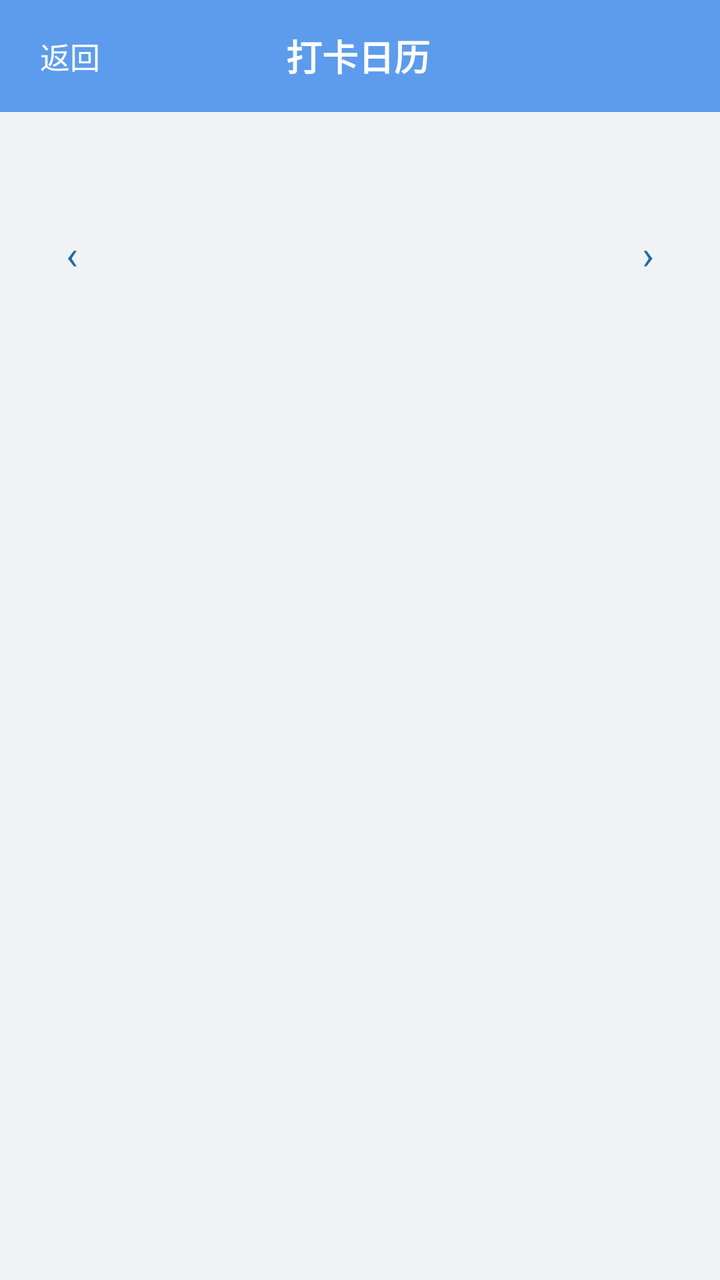
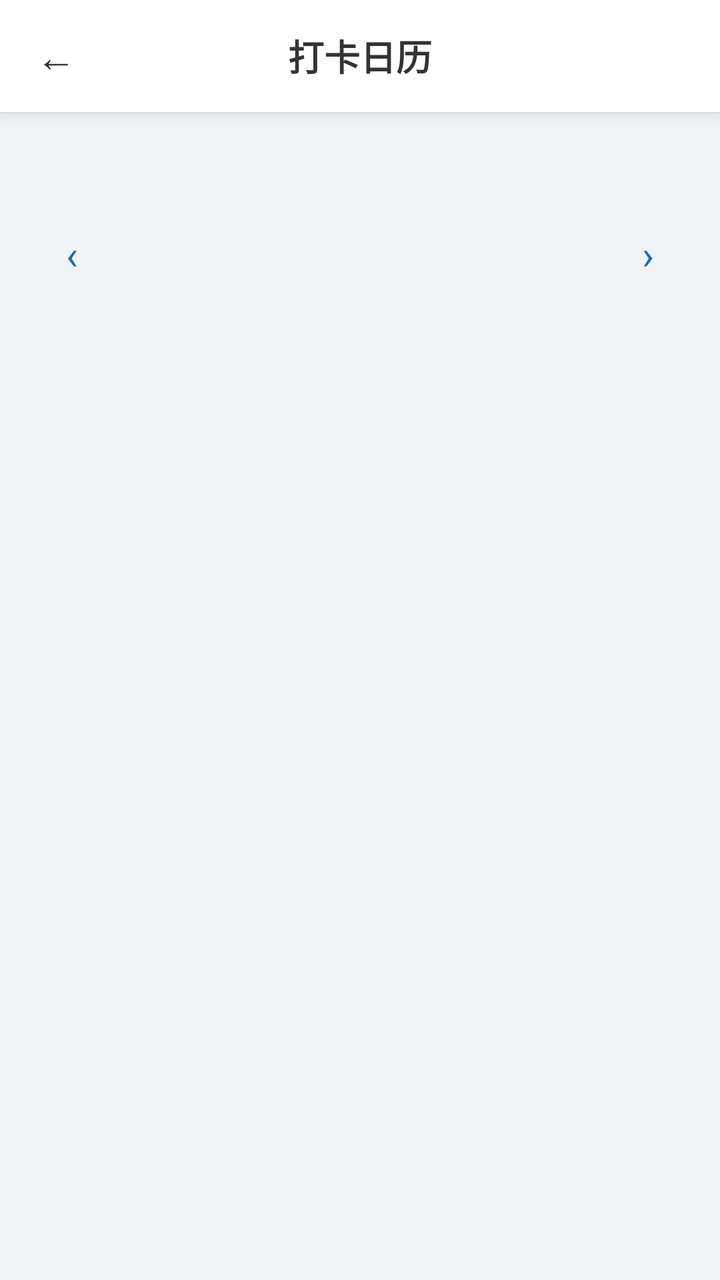

The first picture is an Android layout as it rendered before a commit; the second is the same layout after the commit. The layout source and the unified diff follow.
<!-- AndroidManifest.xml: application theme Theme.Demo -->
<!-- res/layout/activity_checkin_calendar.xml -->
<?xml version="1.0" encoding="utf-8"?>
<LinearLayout xmlns:android="http://schemas.android.com/apk/res/android"
    android:layout_width="match_parent"
    android:layout_height="match_parent"
    android:orientation="vertical"
    android:background="@color/home_bg">

    <LinearLayout
        android:layout_width="match_parent"
        android:layout_height="56dp"
        android:orientation="horizontal"
        android:gravity="center_vertical"
        android:background="@color/home_primary"
        android:paddingLeft="8dp"
        android:paddingRight="8dp">

        <TextView
            android:id="@+id/btn_checkin_back"
            android:layout_width="wrap_content"
            android:layout_height="match_parent"
            android:gravity="center"
            android:paddingLeft="12dp"
            android:paddingRight="12dp"
            android:text="返回"
            android:textColor="#FFFFFF"
            android:textSize="15sp" />

        <TextView
            android:layout_width="0dp"
            android:layout_height="wrap_content"
            android:layout_weight="1"
            android:gravity="center"
            android:text="打卡日历"
            android:textColor="#FFFFFF"
            android:textSize="18sp"
            android:textStyle="bold" />

        <View
            android:layout_width="56dp"
            android:layout_height="1dp" />
    </LinearLayout>

    <ScrollView
        android:layout_width="match_parent"
        android:layout_height="0dp"
        android:layout_weight="1"
        android:fillViewport="true">

        <LinearLayout
            android:layout_width="match_parent"
            android:layout_height="wrap_content"
            android:orientation="vertical"
            android:padding="16dp"
            android:paddingBottom="24dp">

            <TextView
                android:id="@+id/tv_checkin_summary"
                android:layout_width="match_parent"
                android:layout_height="wrap_content"
                android:textSize="14sp"
                android:textColor="@color/home_text_primary"
                android:textStyle="bold" />

            <TextView
                android:id="@+id/tv_checkin_banner"
                android:layout_width="match_parent"
                android:layout_height="wrap_content"
                android:visibility="gone"
                android:textSize="12sp"
                android:textColor="@color/detail_warn"
                android:layout_marginTop="6dp" />

            <LinearLayout
                android:layout_width="match_parent"
                android:layout_height="wrap_content"
                android:orientation="horizontal"
                android:gravity="center_vertical"
                android:layout_marginTop="16dp">

                <TextView
                    android:id="@+id/btn_prev_month"
                    android:layout_width="40dp"
                    android:layout_height="40dp"
                    android:gravity="center"
                    android:clickable="true"
                    android:focusable="true"
                    android:foreground="?attr/selectableItemBackground"
                    android:text="‹"
                    android:textSize="20sp"
                    android:textColor="@color/detail_primary" />

                <TextView
                    android:id="@+id/tv_month_title"
                    android:layout_width="0dp"
                    android:layout_height="wrap_content"
                    android:layout_weight="1"
                    android:gravity="center"
                    android:textSize="16sp"
                    android:textStyle="bold"
                    android:textColor="@color/home_text_primary" />

                <TextView
                    android:id="@+id/btn_next_month"
                    android:layout_width="40dp"
                    android:layout_height="40dp"
                    android:gravity="center"
                    android:clickable="true"
                    android:focusable="true"
                    android:foreground="?attr/selectableItemBackground"
                    android:text="›"
                    android:textSize="20sp"
                    android:textColor="@color/detail_primary" />
            </LinearLayout>

            <LinearLayout
                android:id="@+id/weekday_header"
                android:layout_width="match_parent"
                android:layout_height="wrap_content"
                android:orientation="horizontal"
                android:layout_marginTop="8dp" />

            <LinearLayout
                android:id="@+id/calendar_grid"
                android:layout_width="match_parent"
                android:layout_height="wrap_content"
                android:orientation="vertical" />

        </LinearLayout>
    </ScrollView>

</LinearLayout>
<!-- resources referenced by this layout -->
<resources>
  <color name="detail_primary">#1F6AA5</color>
  <color name="detail_warn">#FF9800</color>
  <color name="home_bg">#F0F2F5</color>
  <color name="home_primary">#5D9CEC</color>
  <color name="home_text_primary">#333333</color>
  <style name="Theme.Demo" parent="Base.Theme.Demo" />
  <style name="Base.Theme.Demo" parent="Theme.Material3.DayNight.NoActionBar">
          
          <item name="android:statusBarColor">@color/home_bg</item>
          <item name="android:windowLightStatusBar">true</item>
          <item name="android:navigationBarColor">@color/home_bg</item>
          <item name="android:windowLightNavigationBar" tools:targetApi="o_mr1">true</item>
          <item name="android:enforceNavigationBarContrast" tools:targetApi="q">false</item>
      </style>
</resources>

<!-- the commit's change to res/layout/activity_checkin_calendar.xml (unified diff, before → after) -->
@@ -5,35 +5,15 @@
     android:orientation="vertical"
     android:background="@color/home_bg">
 
-    <LinearLayout
-        android:layout_width="match_parent"
-        android:layout_height="56dp"
-        android:orientation="horizontal"
-        android:gravity="center_vertical"
-        android:background="@color/home_primary"
-        android:paddingLeft="8dp"
-        android:paddingRight="8dp">
+    <LinearLayout style="@style/TopBar">
 
         <TextView
             android:id="@+id/btn_checkin_back"
-            android:layout_width="wrap_content"
-            android:layout_height="match_parent"
-            android:gravity="center"
-            android:paddingLeft="12dp"
-            android:paddingRight="12dp"
-            android:text="返回"
-            android:textColor="#FFFFFF"
-            android:textSize="15sp" />
+            style="@style/TopBarBack" />
 
         <TextView
-            android:layout_width="0dp"
-            android:layout_height="wrap_content"
-            android:layout_weight="1"
-            android:gravity="center"
-            android:text="打卡日历"
-            android:textColor="#FFFFFF"
-            android:textSize="18sp"
-            android:textStyle="bold" />
+            style="@style/TopBarTitle"
+            android:text="打卡日历" />
 
         <View
             android:layout_width="56dp"
<!-- resource entries referenced after the edit -->
@@ -2,10 +2,37 @@
 <resources>
   <color name="detail_primary">#1F6AA5</color>
   <color name="detail_warn">#FF9800</color>
-  <color name="home_bg">#F0F2F5</color>
-  <color name="home_primary">#5D9CEC</color>
+  <color name="home_bg">@color/page_bg</color>
   <color name="home_text_primary">#333333</color>
+  <style name="TopBar">
+          <item name="android:layout_width">match_parent</item>
+          <item name="android:layout_height">56dp</item>
+          <item name="android:orientation">horizontal</item>
+          <item name="android:gravity">center_vertical</item>
+          <item name="android:background">@color/home_card</item>
+          <item name="android:elevation">4dp</item>
+      </style>
+  <style name="TopBarBack">
+          <item name="android:layout_width">56dp</item>
+          <item name="android:layout_height">match_parent</item>
+          <item name="android:gravity">center</item>
+          <item name="android:text">←</item>
+          <item name="android:textSize">20sp</item>
+          <item name="android:textColor">@color/home_text_primary</item>
+          <item name="android:background">?attr/selectableItemBackgroundBorderless</item>
+      </style>
+  <style name="TopBarTitle">
+          <item name="android:layout_width">0dp</item>
+          <item name="android:layout_height">wrap_content</item>
+          <item name="android:layout_weight">1</item>
+          <item name="android:gravity">center</item>
+          <item name="android:textSize">18sp</item>
+          <item name="android:textStyle">bold</item>
+          <item name="android:textColor">@color/home_text_primary</item>
+      </style>
   <style name="Theme.Demo" parent="Base.Theme.Demo" />
+  <color name="page_bg">#F0F2F5</color>
+  <color name="home_card">#FFFFFF</color>
   <style name="Base.Theme.Demo" parent="Theme.Material3.DayNight.NoActionBar">
           
           <item name="android:statusBarColor">@color/home_bg</item>
